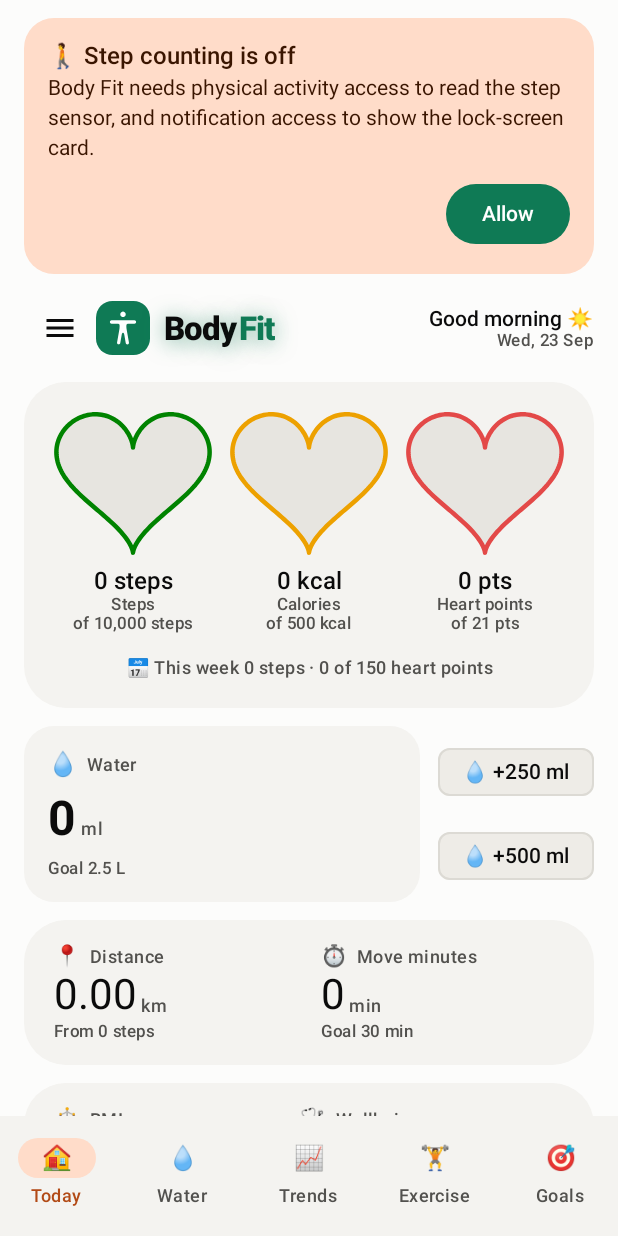
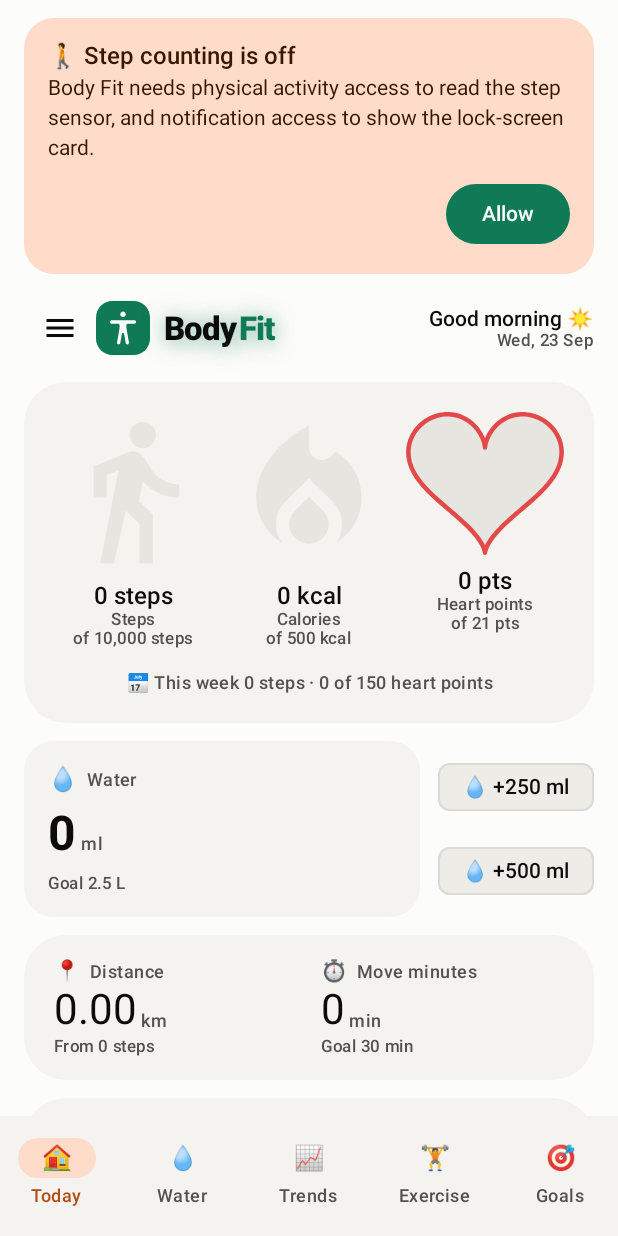
Before and after one commit to shashi-hans/bodyfit, an Android app built with Jetpack Compose: the composable BodyFitAppScreen shown on its own in the app's theme, on a phone screen of 412 x 824 dp. Run offline under Robolectric (Android 15) with nearby library versions, the light colour scheme and no system bars; our stand-ins replace Room's generated code.

Commit message:
fix(nav): leaving a detail page for its own tab was a no-op
Opening BMI and wellbeing then tapping Today left the user on the detail
page. Tapping any other tab worked, which is what gives the cause away:
popUpTo(today) { saveState } saved the detail page into today's back
stack and restoreState put it straight back, so the navigation cancelled
itself out.

A detail page is popped before the tab navigation now, which keeps it
out of the saved stack.

Also gives steps and calories their own emblem: a walking figure and a
flame, filling like the heart did. The heart stays for heart points,
where it says what it measures rather than standing in for all three.
Vector assets are filled by painting the icon twice, once dim and once
clipped to the level, so any icon can become a gauge without first being
rewritten as a path.

```diff
--- a/app/src/main/java/app/bodyfit/ui/BodyFitAppScreen.kt
+++ b/app/src/main/java/app/bodyfit/ui/BodyFitAppScreen.kt
@@ -222,12 +222,18 @@ fun BodyFitAppScreen(
                     NavigationBarItem(
                         selected = currentRoute == tab.route,
                         onClick = {
-                            if (currentRoute != tab.route) {
-                                navController.navigate(tab.route) {
-                                    popUpTo(Tab.TODAY.route) { saveState = true }
-                                    launchSingleTop = true
-                                    restoreState = true
-                                }
+                            if (currentRoute == tab.route) return@NavigationBarItem
+                            // A detail page sits on top of a tab. Popping it first is what
+                            // keeps it out of the saved back stack: saveState would
+                            // otherwise store it and restoreState put it straight back,
+                            // leaving the user on the page they were trying to leave.
+                            if (Tab.entries.none { it.route == currentRoute }) {
+                                navController.popBackStack()
+                            }
+                            navController.navigate(tab.route) {
+                                popUpTo(Tab.TODAY.route) { saveState = true }
+                                launchSingleTop = true
+                                restoreState = true
                             }
                         },
                         icon = { Text(tab.emoji, style = MaterialTheme.typography.titleMedium) },
--- a/app/src/main/java/app/bodyfit/ui/Metric.kt
+++ b/app/src/main/java/app/bodyfit/ui/Metric.kt
@@ -2,6 +2,7 @@ package app.bodyfit.ui
 
 import androidx.annotation.DrawableRes
 import androidx.compose.material.icons.Icons
+import androidx.compose.material.icons.filled.DirectionsWalk
 import androidx.compose.material.icons.filled.LocalFireDepartment
 import androidx.compose.material.icons.filled.MonitorHeart
 import androidx.compose.material.icons.filled.Place
@@ -120,6 +121,21 @@ enum class Metric(
             WATER -> Icons.Filled.WaterDrop
         }
 
+    /**
+     * The emblem that fills on the Today screen to show progress.
+     *
+     * Null means the heart, which is drawn from a path rather than an asset so it can be
+     * stroked as an outline. Heart points keep it, where it now says what it measures
+     * rather than standing in for every metric at once.
+     */
+    val fillShape: ImageVector?
+        get() = when (this) {
+            STEPS -> Icons.Filled.DirectionsWalk
+            CALORIES -> Icons.Filled.LocalFireDepartment
+            HEART_POINTS -> null
+            else -> vector
+        }
+
     fun color(viz: VizColors): Color = when (this) {
         STEPS -> viz.steps
         CALORIES -> viz.calories
--- a/app/src/main/java/app/bodyfit/ui/components/HeartGauge.kt
+++ b/app/src/main/java/app/bodyfit/ui/components/HeartGauge.kt
@@ -23,7 +23,10 @@ import androidx.compose.ui.graphics.Color
 import androidx.compose.ui.graphics.Path
 import androidx.compose.ui.graphics.StrokeJoin
 import androidx.compose.ui.graphics.drawscope.Stroke
+import androidx.compose.ui.graphics.ColorFilter
 import androidx.compose.ui.graphics.drawscope.clipPath
+import androidx.compose.ui.graphics.drawscope.clipRect
+import androidx.compose.ui.graphics.vector.rememberVectorPainter
 import androidx.compose.ui.graphics.vector.ImageVector
 import androidx.compose.ui.text.style.TextOverflow
 import androidx.compose.ui.unit.Dp
@@ -40,6 +43,11 @@ data class GaugeArc(
     @DrawableRes val iconRes: Int? = null,
     /** Drawn in [color] where present, which an emoji cannot be. */
     val vector: ImageVector? = null,
+    /**
+     * The emblem that fills to show progress. Null falls back to the heart, which is drawn
+     * from a path rather than an asset so it can carry an outline.
+     */
+    val shape: ImageVector? = null,
     val label: String,
     val value: String,
     /** Printed under the value, in place of a percentage. */
@@ -71,7 +79,7 @@ fun HeartGauge(
         animateFloatAsState(
             targetValue = arc.progress.coerceIn(0f, 1f),
             animationSpec = tween(durationMillis = 700),
-            label = "heart-${arc.label}",
+            label = "shape-${arc.label}",
         )
     }
 
@@ -84,40 +92,13 @@ fun HeartGauge(
                 modifier = Modifier.weight(1f),
                 horizontalAlignment = Alignment.CenterHorizontally,
             ) {
-                Canvas(
-                    modifier = Modifier
-                        .fillMaxWidth()
-                        .aspectRatio(HEART_ASPECT),
-                ) {
-                    val outline = outlineWidth.toPx()
-                    // The stroke straddles the path, so the shape is inset by half of it.
-                    // Scaled to the full box the outline would be clipped by the canvas.
-                    val scale = minOf(
-                        (size.width - outline) / HEART_WIDTH,
-                        (size.height - outline) / HEART_HEIGHT,
-                    )
-                    val path = heartPath(Offset(size.width / 2f, size.height / 2f), scale)
-                    drawPath(path, trackColor)
-                    // Clipping to the outline and filling a rectangle upward from the
-                    // bottom is what makes the level follow the shape: the water line
-                    // stays flat while the vessel around it narrows.
-                    clipPath(path) {
-                        val filled = size.height * animated[index].value
-                        drawRect(
-                            color = arc.color,
-                            topLeft = Offset(0f, size.height - filled),
-                            size = Size(size.width, filled),
-                        )
-                    }
-                    // Drawn last so it sits over the fill, and rounded at the joins: the
-                    // two flanks meet at the point at a sharp angle, where a mitre would
-                    // shoot a spike well past the shape.
-                    drawPath(
-                        path = path,
-                        color = arc.color,
-                        style = Stroke(width = outline, join = StrokeJoin.Round),
-                    )
-                }
+                FillingShape(
+                    arc = arc,
+                    progress = animated[index].value,
+                    trackColor = trackColor,
+                    outlineWidth = outlineWidth,
+                    modifier = Modifier.fillMaxWidth(),
+                )
                 Spacer(Modifier.height(8.dp))
                 Text(
                     text = arc.value,
@@ -140,6 +121,65 @@ fun HeartGauge(
                     maxLines = 1,
                     overflow = TextOverflow.Ellipsis,
                 )
+            }
+        }
+    }
+}
+
+/**
+ * One metric's emblem, filling from the bottom.
+ *
+ * The heart is drawn from its own path so it can be stroked as an outline. The others are
+ * vector assets, which are filled by painting the same icon twice, once dim and once in
+ * the metric's colour clipped to the level. That way any icon can become a gauge without
+ * first being rewritten as a path.
+ */
+@Composable
+private fun FillingShape(
+    arc: GaugeArc,
+    progress: Float,
+    trackColor: Color,
+    outlineWidth: Dp,
+    modifier: Modifier = Modifier,
+) {
+    val painter = arc.shape?.let { rememberVectorPainter(it) }
+
+    Canvas(
+        modifier = modifier.aspectRatio(if (painter == null) HEART_ASPECT else 1f),
+    ) {
+        if (painter == null) {
+            val outline = outlineWidth.toPx()
+            // The stroke straddles the path, so the shape is inset by half of it.
+            val scale = minOf(
+                (size.width - outline) / HEART_WIDTH,
+                (size.height - outline) / HEART_HEIGHT,
+            )
+            val path = heartPath(Offset(size.width / 2f, size.height / 2f), scale)
+            drawPath(path, trackColor)
+            clipPath(path) {
+                val filled = size.height * progress
+                drawRect(
+                    color = arc.color,
+                    topLeft = Offset(0f, size.height - filled),
+                    size = Size(size.width, filled),
+                )
+            }
+            drawPath(
+                path = path,
+                color = arc.color,
+                style = Stroke(width = outline, join = StrokeJoin.Round),
+            )
+            return@Canvas
+        }
+
+        with(painter) {
+            draw(size, colorFilter = ColorFilter.tint(trackColor))
+        }
+        // Clipping the canvas rather than the icon is what makes the level cut straight
+        // across whatever the shape is, the way a liquid would sit in it.
+        clipRect(top = size.height * (1f - progress)) {
+            with(painter) {
+                draw(size, colorFilter = ColorFilter.tint(arc.color))
             }
         }
     }
--- a/app/src/main/java/app/bodyfit/ui/screens/TodayScreen.kt
+++ b/app/src/main/java/app/bodyfit/ui/screens/TodayScreen.kt
@@ -100,6 +100,7 @@ fun TodayScreen(
                                 emoji = metric.emoji,
                                 iconRes = metric.iconRes,
                                 vector = metric.vector,
+                                shape = metric.fillShape,
                                 label = metric.label,
                                 value = metric.formatWithUnit(metric.value(record, settings)),
                                 goalLabel = metric.formatWithUnit(metric.dailyGoal(settings)),
```
Also changed, not shown: 1 other file.
